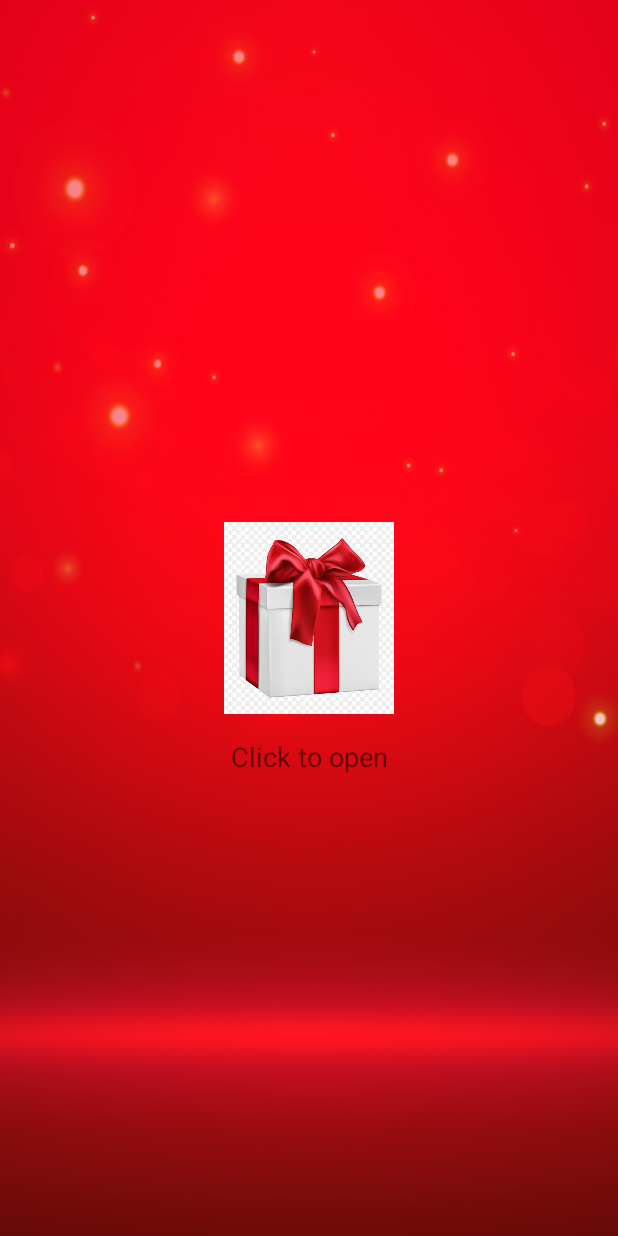
After one commit to pqcuong1995/giftgame, an Android app: the fragment OpenGiftFragment placed in its activity, on a phone screen of 412 x 824 dp. The commit adds this screen. Run offline under Robolectric (Android 15) with nearby library versions, the phone set to English and light mode, and no system bars; our stand-ins replace data binding.

Commit message:
[Add] Open gift

```diff
--- a/app/src/main/java/com/example/giftgame/MainActivity.kt
+++ b/app/src/main/java/com/example/giftgame/MainActivity.kt
@@ -1,34 +1,59 @@
 package com.example.giftgame
 
+import android.os.Build
 import android.os.Bundle
+import android.view.WindowInsets
+import android.view.WindowManager
 import androidx.appcompat.app.AppCompatActivity
 import com.example.giftgame.game.GamePlayFragment
 import com.example.giftgame.game.RulesFragment
 import com.example.giftgame.game.SplashFragment
+import com.example.giftgame.opengift.OpenGiftFragment
 
+@Suppress("DEPRECATION")
 class MainActivity : AppCompatActivity() {
     override fun onCreate(savedInstanceState: Bundle?) {
         super.onCreate(savedInstanceState)
         setContentView(R.layout.activity_main)
+        if (Build.VERSION.SDK_INT >= Build.VERSION_CODES.R) {
+            window.insetsController?.hide(WindowInsets.Type.statusBars())
+        } else {
+            window.setFlags(
+                WindowManager.LayoutParams.FLAG_FULLSCREEN,
+                WindowManager.LayoutParams.FLAG_FULLSCREEN
+            )
+        }
+        window.addFlags(WindowManager.LayoutParams.FLAG_KEEP_SCREEN_ON)
         openSplash()
     }
 
     private fun openSplash() {
         supportFragmentManager.beginTransaction()
-            .replace(R.id.frameContainer, SplashFragment())
+            .replace(R.id.frameContainer, SplashFragment(), SplashFragment::class.java.name)
             .commit()
     }
 
     fun openRulesGame() {
         supportFragmentManager.beginTransaction()
-            .add(R.id.frameContainer, RulesFragment())
+            .add(R.id.frameContainer, RulesFragment(), RulesFragment::class.java.name)
             .addToBackStack(null)
             .commit()
     }
 
     fun openGamePlay() {
         supportFragmentManager.beginTransaction()
-            .add(R.id.frameContainer, GamePlayFragment())
+            .add(R.id.frameContainer, GamePlayFragment(), GamePlayFragment::class.java.name)
+            .addToBackStack(null)
+            .commit()
+    }
+
+    fun openOpenGiftFragment(point: Int) {
+        val openGiftFragment = OpenGiftFragment()
+        val bundle = Bundle()
+        bundle.putInt(OpenGiftFragment.POINT_KEY, point)
+        openGiftFragment.arguments = bundle
+        supportFragmentManager.beginTransaction()
+            .add(R.id.frameContainer, openGiftFragment, openGiftFragment::class.java.name)
             .addToBackStack(null)
             .commit()
     }
--- /dev/null
+++ b/app/src/main/java/com/example/giftgame/opengift/OpenGiftFragment.kt
@@ -0,0 +1,97 @@
+package com.example.giftgame.opengift
+
+import android.content.Intent
+import android.os.Bundle
+import android.os.Handler
+import android.view.LayoutInflater
+import android.view.View
+import android.view.ViewGroup
+import android.view.animation.AnimationUtils
+import androidx.core.content.ContextCompat
+import androidx.databinding.DataBindingUtil
+import androidx.fragment.app.Fragment
+import com.example.giftgame.MainActivity
+import com.example.giftgame.R
+import com.example.giftgame.databinding.FragmentOpenGiftBinding
+
+
+class OpenGiftFragment : Fragment() {
+    private lateinit var binding: FragmentOpenGiftBinding
+
+    companion object {
+        const val POINT_KEY = "POINT"
+    }
+
+    override fun onCreateView(
+        inflater: LayoutInflater,
+        container: ViewGroup?,
+        savedInstanceState: Bundle?
+    ): View? {
+        binding = DataBindingUtil.inflate(inflater, R.layout.fragment_open_gift, container, false)
+        return binding.root
+    }
+
+    override fun onViewCreated(view: View, savedInstanceState: Bundle?) {
+        super.onViewCreated(view, savedInstanceState)
+        var point = 0
+        arguments?.let {
+            point = it.getInt(POINT_KEY)
+        }
+
+        binding.giftBox.setOnClickListener {
+            context?.let {
+                binding.giftBox.startAnimation(AnimationUtils.loadAnimation(it, R.anim.shake))
+                Handler(it.mainLooper).postDelayed({
+                    binding.giftBox.clearAnimation()
+                    binding.giftBox.setImageDrawable(
+                        ContextCompat.getDrawable(
+                            it,
+                            R.drawable.openhaft1
+                        )
+                    )
+                    Handler(it.mainLooper).postDelayed({
+                        binding.giftBox.clearAnimation()
+                        binding.giftBox.setImageDrawable(
+                            ContextCompat.getDrawable(
+                                it,
+                                R.drawable.openfull1
+                            )
+                        )
+                        Handler(it.mainLooper).postDelayed({
+                            binding.giftBox.setImageDrawable(
+                                ContextCompat.getDrawable(
+                                    it,
+                                    getGiftImage(point = point)
+                                )
+                            )
+                            binding.giftBox.startAnimation(
+                                AnimationUtils.loadAnimation(
+                                    it,
+                                    R.anim.scale
+                                )
+                            )
+                            binding.restart.visibility = View.VISIBLE
+                            binding.buttonClose.visibility = View.GONE
+                        }, 1000)
+                    }, 1000)
+                }, 1000)
+            }
+        }
+        binding.restart.setOnClickListener {
+            activity?.let {
+                it.finish()
+                val openMainActivity = Intent(it, MainActivity::class.java)
+                openMainActivity.setFlags(Intent.FLAG_ACTIVITY_REORDER_TO_FRONT);
+                startActivity(openMainActivity)
+            }
+        }
+    }
+
+    private fun getGiftImage(point: Int): Int {
+        if (point <= 0) {
+            return R.drawable.boxnull
+        } else {
+            return R.drawable.table
+        }
+    }
+}
--- /dev/null
+++ b/app/src/main/res/anim/scale.xml
@@ -0,0 +1,10 @@
+<?xml version="1.0" encoding="utf-8"?>
+<scale xmlns:android="http://schemas.android.com/apk/res/android"
+    android:fromXScale="1.0"
+    android:toXScale="2"
+    android:fromYScale="1.0"
+    android:toYScale="2"
+    android:pivotX="50%"
+    android:pivotY="50%"
+    android:fillAfter="true"
+    android:duration="500"/>
--- /dev/null
+++ b/app/src/main/res/anim/shake.xml
@@ -0,0 +1,9 @@
+<?xml version="1.0" encoding="utf-8"?>
+<rotate xmlns:android="http://schemas.android.com/apk/res/android"
+    android:duration="100"
+    android:fromDegrees="-5"
+    android:pivotX="50%"
+    android:pivotY="50%"
+    android:repeatCount="infinite"
+    android:repeatMode="reverse"
+    android:toDegrees="5" />
--- /dev/null
+++ b/app/src/main/res/layout/fragment_open_gift.xml
@@ -0,0 +1,45 @@
+<?xml version="1.0" encoding="utf-8"?>
+<layout xmlns:app="http://schemas.android.com/apk/res-auto">
+
+    <androidx.constraintlayout.widget.ConstraintLayout xmlns:android="http://schemas.android.com/apk/res/android"
+        android:layout_width="match_parent"
+        android:layout_height="match_parent"
+        android:background="@drawable/background_normal">
+
+        <androidx.appcompat.widget.AppCompatImageView
+            android:id="@+id/giftBox"
+            android:layout_width="128dp"
+            android:layout_height="128dp"
+            android:src="@drawable/closebox"
+            app:layout_constraintBottom_toBottomOf="parent"
+            app:layout_constraintEnd_toEndOf="parent"
+            app:layout_constraintStart_toStartOf="parent"
+            app:layout_constraintTop_toTopOf="parent" />
+
+        <androidx.appcompat.widget.AppCompatTextView
+            android:layout_width="wrap_content"
+            android:layout_height="wrap_content"
+            android:layout_marginTop="16dp"
+            android:text="Click to open"
+            android:textSize="18sp"
+            android:id="@+id/buttonClose"
+            app:layout_constraintEnd_toEndOf="parent"
+            app:layout_constraintStart_toStartOf="parent"
+            app:layout_constraintTop_toBottomOf="@+id/giftBox" />
+
+        <androidx.appcompat.widget.AppCompatTextView
+            android:id="@+id/restart"
+            android:layout_width="200dp"
+            android:layout_height="56dp"
+            android:layout_marginBottom="26dp"
+            android:background="@color/black"
+            android:gravity="center"
+            android:text="Restart"
+            android:textColor="@color/white"
+            android:textSize="18sp"
+            android:visibility="gone"
+            app:layout_constraintEnd_toEndOf="parent"
+            app:layout_constraintStart_toStartOf="parent"
+            app:layout_constraintBottom_toBottomOf="parent" />
+    </androidx.constraintlayout.widget.ConstraintLayout>
+</layout>
```
Also changed, not shown: app/src/main/java/com/example/giftgame/game/GamePlayFragment.kt (+28 -25 lines), app/src/main/res/layout/fragment_game_play.xml (+62 -3 lines), app/src/main/res/drawable/boxnull.jpg (added), app/src/main/res/drawable/closebox.png (added), app/src/main/res/drawable/openfull1.png (added), app/src/main/res/drawable/openhaft1.png (added), app/src/main/res/drawable/table.png (added).
